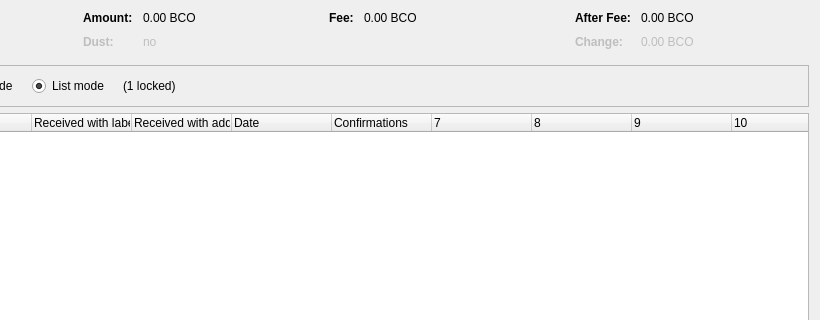
This is src/qt/forms/coincontroldialog.ui in goomario/btchd as Qt 5 draws it before an edit; both pictures show x 180 to 1000 and y 0 to 320 of the 1000 by 500 pixel window. The edited form follows.
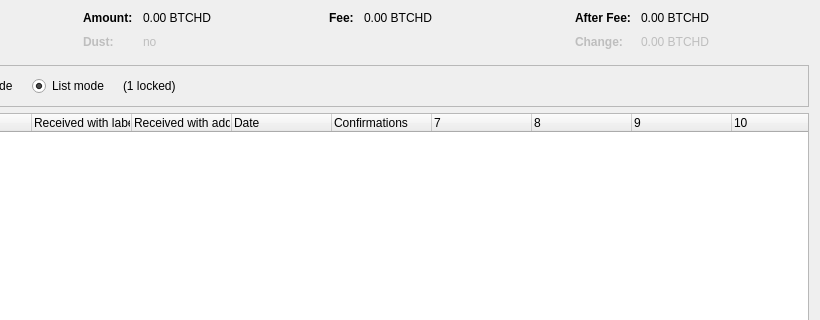
This is the edited form. Custom widgets are drawn as their Qt base class.

Commit message: rename strings to BTCHD

Patch:
```diff
--- a/src/qt/forms/coincontroldialog.ui
+++ b/src/qt/forms/coincontroldialog.ui
@@ -132,7 +132,7 @@
           <enum>Qt::ActionsContextMenu</enum>
          </property>
          <property name="text">
-          <string notr="true">0.00 BCO</string>
+          <string notr="true">0.00 BTCHD</string>
          </property>
          <property name="textInteractionFlags">
           <set>Qt::LinksAccessibleByMouse|Qt::TextSelectableByKeyboard|Qt::TextSelectableByMouse</set>
@@ -212,7 +212,7 @@
           <enum>Qt::ActionsContextMenu</enum>
          </property>
          <property name="text">
-          <string notr="true">0.00 BCO</string>
+          <string notr="true">0.00 BTCHD</string>
          </property>
          <property name="textInteractionFlags">
           <set>Qt::LinksAccessibleByMouse|Qt::TextSelectableByKeyboard|Qt::TextSelectableByMouse</set>
@@ -257,7 +257,7 @@
           <enum>Qt::ActionsContextMenu</enum>
          </property>
          <property name="text">
-          <string notr="true">0.00 BCO</string>
+          <string notr="true">0.00 BTCHD</string>
          </property>
          <property name="textInteractionFlags">
           <set>Qt::LinksAccessibleByMouse|Qt::TextSelectableByKeyboard|Qt::TextSelectableByMouse</set>
@@ -292,7 +292,7 @@
           <enum>Qt::ActionsContextMenu</enum>
          </property>
          <property name="text">
-          <string notr="true">0.00 BCO</string>
+          <string notr="true">0.00 BTCHD</string>
          </property>
          <property name="textInteractionFlags">
           <set>Qt::LinksAccessibleByMouse|Qt::TextSelectableByKeyboard|Qt::TextSelectableByMouse</set>
```
The commit also changes 311 other files.
